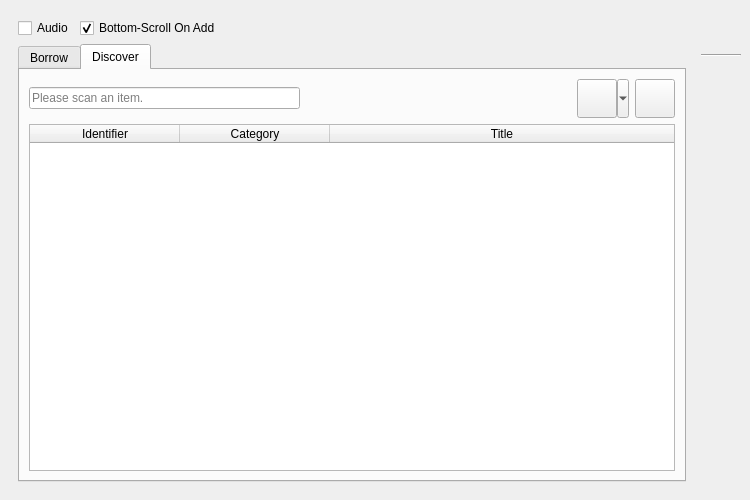
This is UI/biblioteq_batch_activities_browser.ui in textbrowser/biblioteq as Qt 5 draws it before an edit. The edited form follows.
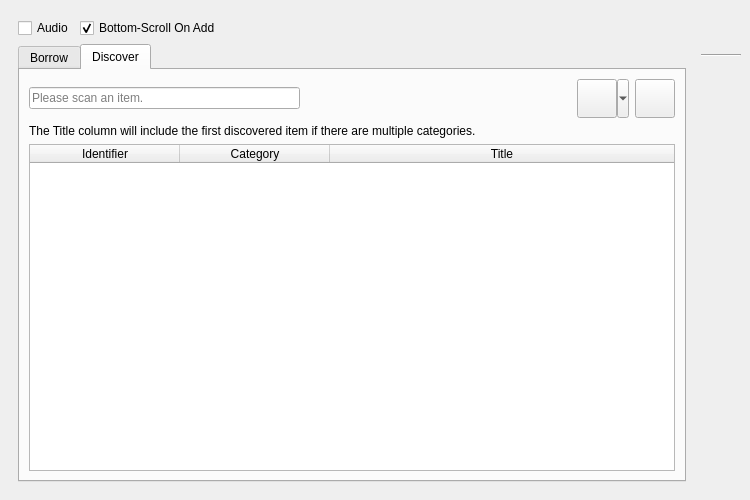
This is the edited form. The open tabs and pages were chosen to show the change. Icons and pictures are not drawn.

The edit to the form file:
```diff
--- a/UI/biblioteq_batch_activities_browser.ui
+++ b/UI/biblioteq_batch_activities_browser.ui
@@ -369,6 +369,13 @@
              </item>
             </layout>
            </item>
+           <item>
+            <widget class="QLabel" name="label_3">
+             <property name="text">
+              <string>The Title column will include the first discovered item if there are multiple categories.</string>
+             </property>
+            </widget>
+           </item>
            <item>
             <widget class="QTableWidget" name="discover_table">
              <property name="editTriggers">
```
Left out of the diff: 2 changed lines with no effect on the pictures.
